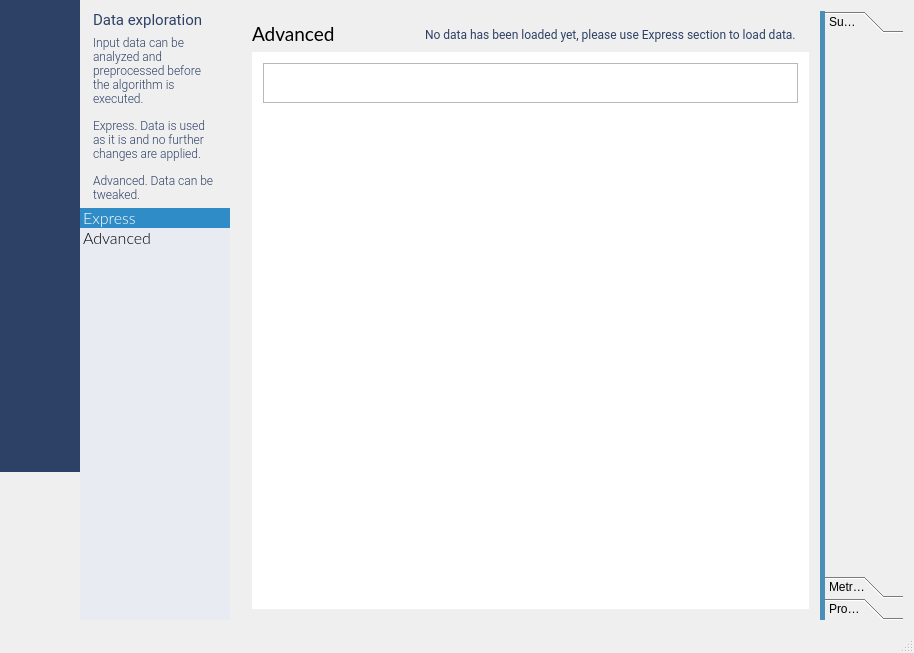
Before: the Qt Designer form source/mainwidget.ui in emigdioz/LeafGP, drawn with Qt 5.
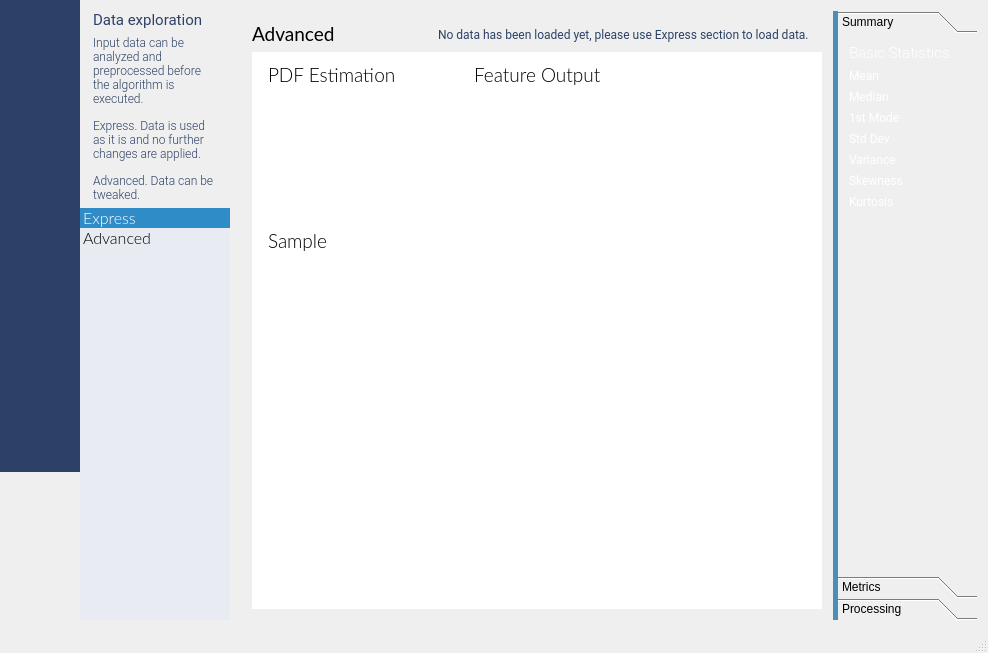
After: the same form once the commit is applied. The open tabs and pages were chosen to show the change. Icons and pictures are not drawn. Custom widgets are drawn as their Qt base class.

Patch:
```diff
--- a/source/mainwidget.ui
+++ b/source/mainwidget.ui
@@ -6,7 +6,7 @@
    <rect>
     <x>0</x>
     <y>0</y>
-    <width>914</width>
+    <width>988</width>
     <height>653</height>
    </rect>
   </property>
@@ -1127,6 +1127,9 @@
                     <height>30</height>
                    </size>
                   </property>
+                  <property name="styleSheet">
+                   <string notr="true"/>
+                  </property>
                   <property name="frameShape">
                    <enum>QFrame::NoFrame</enum>
                   </property>
@@ -1255,12 +1258,102 @@
                              <height>40</height>
                             </size>
                            </property>
+                           <property name="styleSheet">
+                            <string notr="true">QLabel {
+	font-family: Lato;
+	font-weight: 200;
+	font-size: 14pt;
+	padding-left: 1px;
+}</string>
+                           </property>
                            <property name="frameShape">
-                            <enum>QFrame::StyledPanel</enum>
+                            <enum>QFrame::NoFrame</enum>
                            </property>
                            <property name="frameShadow">
                             <enum>QFrame::Raised</enum>
                            </property>
+                           <layout class="QGridLayout" name="gridLayout_33">
+                            <property name="leftMargin">
+                             <number>0</number>
+                            </property>
+                            <property name="topMargin">
+                             <number>0</number>
+                            </property>
+                            <property name="rightMargin">
+                             <number>0</number>
+                            </property>
+                            <property name="bottomMargin">
+                             <number>0</number>
+                            </property>
+                            <property name="spacing">
+                             <number>0</number>
+                            </property>
+                            <item row="0" column="0">
+                             <layout class="QGridLayout" name="gridLayout_32">
+                              <item row="0" column="2">
+                               <widget class="QLabel" name="label_49">
+                                <property name="text">
+                                 <string/>
+                                </property>
+                               </widget>
+                              </item>
+                              <item row="0" column="0">
+                               <widget class="QLabel" name="label_47">
+                                <property name="text">
+                                 <string>PDF Estimation</string>
+                                </property>
+                               </widget>
+                              </item>
+                              <item row="1" column="1">
+                               <widget class="QCustomPlot" name="featurePlot" native="true"/>
+                              </item>
+                              <item row="0" column="1">
+                               <widget class="QLabel" name="label_48">
+                                <property name="text">
+                                 <string>Feature Output</string>
+                                </property>
+                               </widget>
+                              </item>
+                              <item row="1" column="0">
+                               <widget class="QCustomPlot" name="pdfPlot" native="true">
+                                <property name="minimumSize">
+                                 <size>
+                                  <width>200</width>
+                                  <height>130</height>
+                                 </size>
+                                </property>
+                               </widget>
+                              </item>
+                              <item row="1" column="2">
+                               <widget class="QCustomPlot" name="featureOutputPlot" native="true">
+                                <property name="minimumSize">
+                                 <size>
+                                  <width>130</width>
+                                  <height>0</height>
+                                 </size>
+                                </property>
+                               </widget>
+                              </item>
+                              <item row="2" column="0">
+                               <widget class="QLabel" name="label_50">
+                                <property name="text">
+                                 <string>Sample</string>
+                                </property>
+                               </widget>
+                              </item>
+                              <item row="3" column="0">
+                               <widget class="starPlotWidget" name="samplePlot" native="true">
+                                <property name="minimumSize">
+                                 <size>
+                                  <width>0</width>
+                                  <height>200</height>
+                                 </size>
+                                </property>
+                               </widget>
+                              </item>
+                             </layout>
+                            </item>
+                           </layout>
                           </widget>
                          </item>
                          <item>
@@ -1305,6 +1398,12 @@
                </layout>
               </widget>
               <widget class="QFrame" name="frame_3">
+               <property name="minimumSize">
+                <size>
+                 <width>0</width>
+                 <height>0</height>
+                </size>
+               </property>
                <property name="maximumSize">
                 <size>
                  <width>150</width>
@@ -1349,14 +1448,192 @@
                     <rect>
                      <x>0</x>
                      <y>0</y>
-                     <width>86</width>
-                     <height>511</height>
+                     <width>143</width>
+                     <height>469</height>
                     </rect>
                    </property>
+                   <property name="maximumSize">
+                    <size>
+                     <width>150</width>
+                     <height>16777215</height>
+                    </size>
+                   </property>
                    <attribute name="label">
                     <string>Summary</string>
                    </attribute>
-                   <layout class="QGridLayout" name="gridLayout_26"/>
+                   <layout class="QGridLayout" name="gridLayout_26">
+                    <item row="0" column="1">
+                     <layout class="QVBoxLayout" name="verticalLayout_17">
+                      <item>
+                       <widget class="QLabel" name="label_32">
+                        <property name="styleSheet">
+                         <string notr="true">QLabel
+{
+	font-family: Roboto;
+	font-weight: 200;
+	font-size: 11pt;
+	color: white;
+}</string>
+                        </property>
+                        <property name="text">
+                         <string>Basic Statistics</string>
+                        </property>
+                       </widget>
+                      </item>
+                      <item>
+                       <widget class="QFrame" name="frame_23">
+                        <property name="styleSheet">
+                         <string notr="true">QLabel
+{
+	font-family: Roboto;
+	font-weight: normal;
+	font-size: 9pt;
+	color: white;
+}</string>
+                        </property>
+                        <property name="frameShape">
+                         <enum>QFrame::NoFrame</enum>
+                        </property>
+                        <property name="frameShadow">
+                         <enum>QFrame::Raised</enum>
+                        </property>
+                        <layout class="QGridLayout" name="gridLayout_31">
+                         <property name="leftMargin">
+                          <number>0</number>
+                         </property>
+                         <property name="topMargin">
+                          <number>0</number>
+                         </property>
+                         <property name="rightMargin">
+                          <number>0</number>
+                         </property>
+                         <property name="bottomMargin">
+                          <number>0</number>
+                         </property>
+                         <property name="spacing">
+                          <number>0</number>
+                         </property>
+                         <item row="0" column="0">
+                          <layout class="QGridLayout" name="gridLayout_30">
+                           <item row="3" column="1">
+                            <widget class="QLabel" name="label_40">
+                             <property name="text">
+                              <string/>
+                             </property>
+                            </widget>
+                           </item>
+                           <item row="4" column="1">
+                            <widget class="QLabel" name="label_42">
+                             <property name="text">
+                              <string/>
+                             </property>
+                            </widget>
+                           </item>
+                           <item row="1" column="1">
+                            <widget class="QLabel" name="label_36">
+                             <property name="text">
+                              <string/>
+                             </property>
+                            </widget>
+                           </item>
+                           <item row="4" column="0">
+                            <widget class="QLabel" name="label_41">
+                             <property name="text">
+                              <string>Variance</string>
+                             </property>
+                            </widget>
+                           </item>
+                           <item row="0" column="0">
+                            <widget class="QLabel" name="label_33">
+                             <property name="text">
+                              <string>Mean</string>
+                             </property>
+                            </widget>
+                           </item>
+                           <item row="6" column="1">
+                            <widget class="QLabel" name="label_46">
+                             <property name="text">
+                              <string/>
+                             </property>
+                            </widget>
+                           </item>
+                           <item row="2" column="1">
+                            <widget class="QLabel" name="label_38">
+                             <property name="text">
+                              <string/>
+                             </property>
+                            </widget>
+                           </item>
+                           <item row="0" column="1">
+                            <widget class="QLabel" name="label_34">
+                             <property name="text">
+                              <string/>
+                             </property>
+                            </widget>
+                           </item>
+                           <item row="1" column="0">
+                            <widget class="QLabel" name="label_35">
+                             <property name="text">
+                              <string>Median</string>
+                             </property>
+                            </widget>
+                           </item>
+                           <item row="2" column="0">
+                            <widget class="QLabel" name="label_37">
+                             <property name="text">
+                              <string>1st Mode</string>
+                             </property>
+                            </widget>
+                           </item>
+                           <item row="5" column="0">
+                            <widget class="QLabel" name="label_43">
+                             <property name="text">
+                              <string>Skewness</string>
+                             </property>
+                            </widget>
+                           </item>
+                           <item row="3" column="0">
+                            <widget class="QLabel" name="label_39">
+                             <property name="text">
+                              <string>Std Dev</string>
+                             </property>
+                            </widget>
+                           </item>
+                           <item row="6" column="0">
+                            <widget class="QLabel" name="label_45">
+                             <property name="text">
+                              <string>Kurtosis</string>
+                             </property>
+                            </widget>
+                           </item>
+                           <item row="5" column="1">
+                            <widget class="QLabel" name="label_44">
+                             <property name="text">
+                              <string/>
+                             </property>
+                            </widget>
+                           </item>
+                           <item row="7" column="0">
+                            <spacer name="verticalSpacer_2">
+                             <property name="orientation">
+                              <enum>Qt::Vertical</enum>
+                             </property>
+                             <property name="sizeHint" stdset="0">
+                              <size>
+                               <width>20</width>
+                               <height>40</height>
+                              </size>
+                             </property>
+                            </spacer>
+                           </item>
+                          </layout>
+                         </item>
+                        </layout>
+                       </widget>
+                      </item>
+                     </layout>
+                    </item>
+                   </layout>
                   </widget>
                   <widget class="QWidget" name="page_3">
                    <property name="geometry">
@@ -2205,6 +2482,12 @@
    <header>qcustomplot.h</header>
    <container>1</container>
   </customwidget>
+  <customwidget>
+   <class>starPlotWidget</class>
+   <extends>QWidget</extends>
+   <header>starplotwidget.h</header>
+   <container>1</container>
+  </customwidget>
  </customwidgets>
  <resources>
   <include location="../media.qrc"/>
```
Left out of the diff: 36 changed lines with no effect on the pictures.
